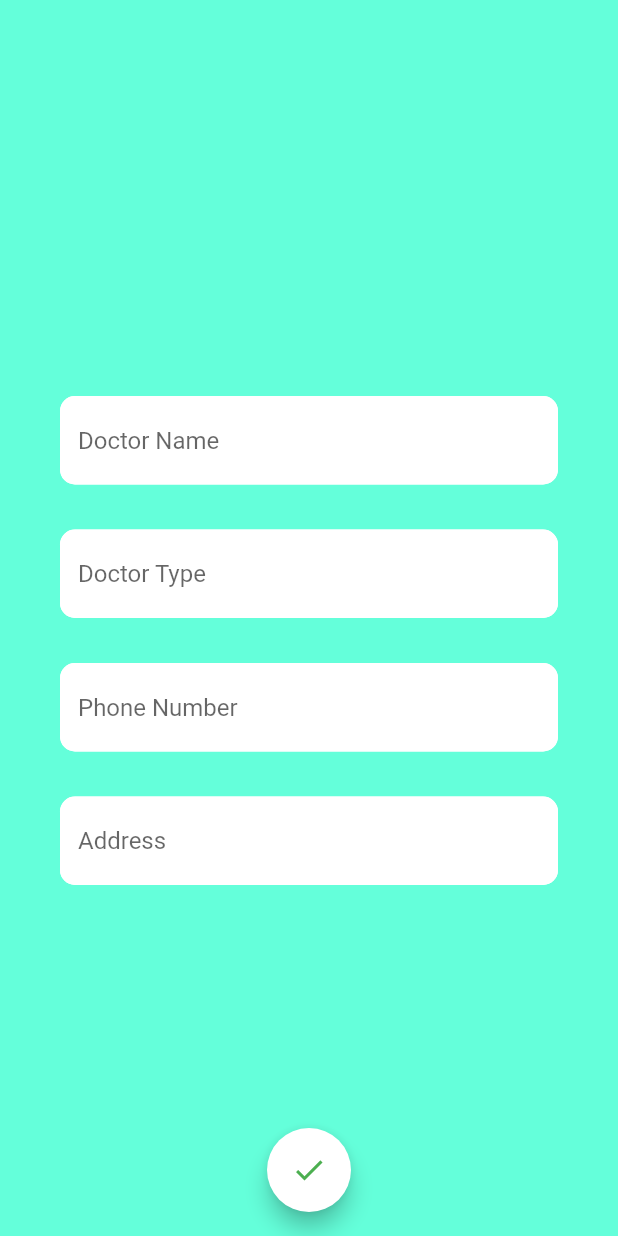
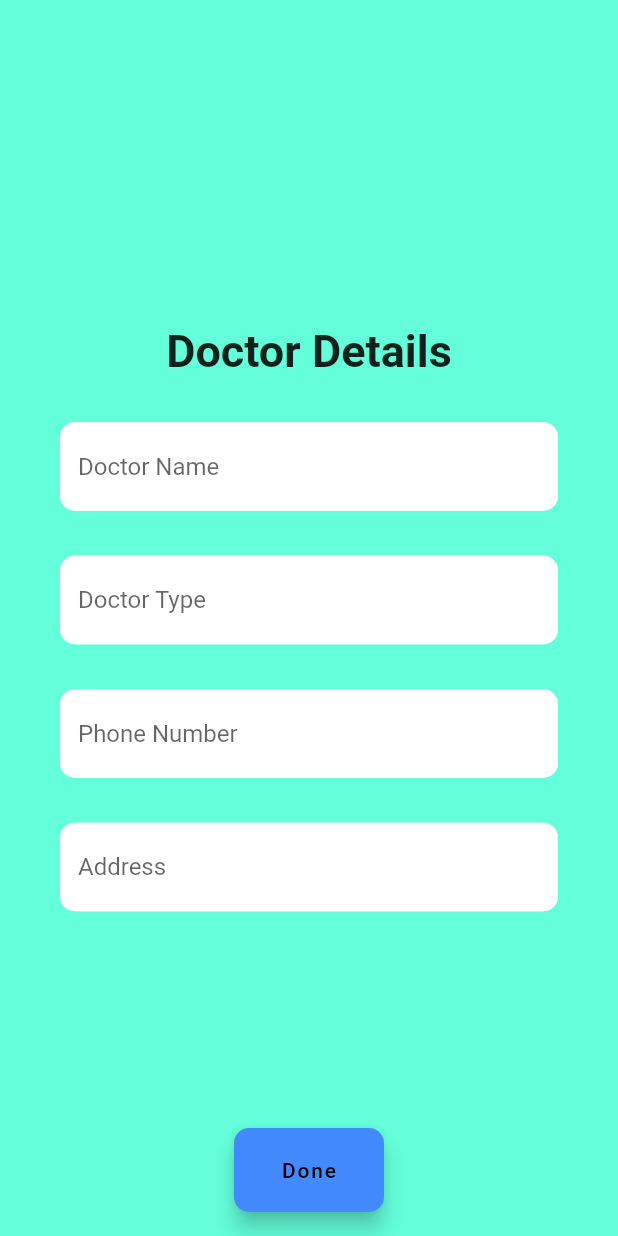
Before and after one commit to milanjain2208/sihApp, a Flutter app: the screen it shows once a user with an empty profile is signed in, on a phone screen of 412 x 824 dp. Run offline on Flutter 3.47's test engine with Material 2 defaults, Android fonts, the phone set to English and light mode, and no system bars; our stand-ins replace firebase_auth, pdf; missing offline and left inert: flutter_email_sender, flutter_full_pdf_viewer, speech_recognition; accounts and stored records are empty.

Commit message:
Add files via upload

```diff
--- a/lib/Screens/Home/Home.dart
+++ b/lib/Screens/Home/Home.dart
@@ -1,7 +1,10 @@
 import 'package:flutter/material.dart';
+import 'package:sih_app/Screens/Home/patient.dart';
 import 'package:sih_app/Screens/Prescription_Template.dart';
+import 'package:sih_app/Screens/add_new_med.dart';
 import 'package:sih_app/Services/auth.dart';
 import 'package:sih_app/Services/pdf_viewer.dart';
+import 'package:speech_recognition/speech_recognition.dart';
 
 import 'lists.dart';
 class Home extends StatefulWidget {
@@ -16,12 +19,52 @@ class _HomeState extends State<Home> {
   void changePage(int p,String tp){
     setState(() {
       page=p;
+      if(tp!="null")
+        {
           path=tp;
+        }
     });
   }
+  SpeechRecognition _speech;
+
+  bool _speechRecognitionAvailable = false;
+  bool _isListening = false;
+
+  String transcription = '';
   @override
+  initState() {
+    super.initState();
+    activateSpeechRecognizer();
+  }
+  void activateSpeechRecognizer() {
+    _speech = new SpeechRecognition();
+    _speech.setAvailabilityHandler(onSpeechAvailability);
+    _speech.setRecognitionStartedHandler(onRecognitionStarted);
+    _speech.setRecognitionResultHandler(onRecognitionResult);
+    _speech.setRecognitionCompleteHandler(onRecognitionComplete);
+    _speech
+        .activate()
+        .then((res) => setState(() {
+          _speechRecognitionAvailable = res;
+          start();
+        }));
+  }
   Widget build(BuildContext context) {
-    return page==1?PrescriptionFormat(changePage: changePage):Scaffold(
+    start();
+    if(transcription=="preview")
+      {
+        page=2;
+      }
+    if(transcription=="patient")
+    {
+        page=3;
+    }
+    if(transcription=="add")
+      {
+        page=4;
+      }
+
+    return page==1?PrescriptionFormat(transcription: transcription ,changePage: changePage):page==2?PdfViewer(path: path,transcription: transcription,changePage: changePage,):page==3?Patient(transcription: transcription ,changePage: changePage):page==4?AddNewMed(transcription: transcription ,changePage: changePage):Scaffold(
       appBar: AppBar(
         title: Text("Home"),
         backgroundColor: Colors.tealAccent,
@@ -40,7 +83,10 @@ class _HomeState extends State<Home> {
         ],
       ),
       body: Lists(),
-      floatingActionButton: Container(
+      floatingActionButton: Stack(
+        children: <Widget>[Align(
+          alignment: Alignment.bottomCenter,
+          child: Container(
             width: 100,
             child: FloatingActionButton(
               child: Text("Preview",
@@ -53,13 +99,47 @@ class _HomeState extends State<Home> {
               ),
               materialTapTargetSize: MaterialTapTargetSize.padded,
               onPressed: (){
-            Navigator.push(context,MaterialPageRoute(builder: (context){
-              return PdfViewer(path: path);
-            }));
+                     setState(() {
+                       page=2;
+                     });
               },
             ),
           ),
-      floatingActionButtonLocation: FloatingActionButtonLocation.centerFloat,
+        ),
+          Align(
+            alignment: Alignment.bottomRight,
+            child: FloatingActionButton(
+              backgroundColor: Colors.blueAccent,
+              child: Icon(Icons.mic),
+              onPressed: (){
+                setState(() {
+                  start();
+                });
+              },
+            ),
+          )
+      ]
+      ),
     );
   }
+  void start() => _speech
+      .listen(locale: 'en_IN');
+
+  void cancel() =>
+      _speech.cancel().then((result) => setState(() => _isListening = result));
+
+  void stop() => _speech.stop().then((result) {
+    setState(() => _isListening = result);
+  });
+
+  void onSpeechAvailability(bool result) =>
+      setState(() => _speechRecognitionAvailable = result);
+  void onRecognitionStarted() => setState(() => _isListening = true);
+
+  void onRecognitionResult(String text) => setState(() {
+    transcription = text;
   }
+  );
+
+  void onRecognitionComplete() => setState(() => _isListening = false);
+}
--- a/lib/Screens/Prescription_Template.dart
+++ b/lib/Screens/Prescription_Template.dart
@@ -2,15 +2,65 @@ import 'package:flutter/cupertino.dart';
 import 'package:flutter/material.dart';
 import 'package:sih_app/Services/pdf_creator.dart';
 import 'package:sih_app/Shared/constants.dart';
-class PrescriptionFormat extends StatelessWidget {
+class PrescriptionFormat extends StatefulWidget {
   final Function changePage;
-  final text1=TextEditingController();
-  final text2=TextEditingController();
-  final text3=TextEditingController();
-  final text4=TextEditingController();
-  PrescriptionFormat({this.changePage});
+  final String transcription;
+
+  PrescriptionFormat({this.transcription,this.changePage});
+
+  @override
+  _PrescriptionFormatState createState() => _PrescriptionFormatState();
+}
+
+class _PrescriptionFormatState extends State<PrescriptionFormat> {
+  var text1=TextEditingController();
+
+  var text2=TextEditingController();
+
+  var  text3=TextEditingController();
+
+  var text4=TextEditingController();
+
   @override
   Widget build(BuildContext context) {
+    if(widget.transcription.length>8) {
+      if (widget.transcription.substring(0, 7) == "address") {
+        setState(() {
+          text4 =
+              TextEditingController(text: widget.transcription.substring(8));
+        });
+      }
+    }
+    if(widget.transcription.length>15) {
+      if (widget.transcription.substring(0, 11) == "doctor name") {
+        setState(() {
+          text1 =
+              TextEditingController(text: widget.transcription.substring(12));
+        });
+      }
+      else if (widget.transcription.substring(0, 11) == "doctor type") {
+        setState(() {
+          text2 =
+              TextEditingController(text: widget.transcription.substring(12));
+        });
+      }
+      else if (widget.transcription.substring(0, 12) == "phone number") {
+        setState(() {
+          text3 =
+              TextEditingController(text: widget.transcription.substring(13));
+        });
+      }
+    }
+    if(widget.transcription=="done")
+    {
+      String name=text1.text;
+      String type=text2.text;
+      String phoneNo=text3.text;
+      String address=text4.text;
+      pdfGenerator(name, type, phoneNo, address).then((path){
+        widget.changePage(0,path);
+      });
+    }
     return Scaffold(
       body: Container(
         color: Colors.tealAccent,
@@ -19,6 +69,13 @@ class PrescriptionFormat extends StatelessWidget {
         child: Column(
           mainAxisAlignment: MainAxisAlignment.center,
               children: <Widget>[
+                Container(
+                  child: Text("Doctor Details",
+                  style: TextStyle(
+                    fontSize: 30,
+                    fontWeight: FontWeight.bold,
+                  ),),
+                ),
                 SizedBox(
                   height: 30,
                 ),
@@ -50,19 +107,28 @@ class PrescriptionFormat extends StatelessWidget {
               ],
             ),
       ),
-      floatingActionButton: FloatingActionButton(
-        child: Icon(Icons.done),
-        backgroundColor: Colors.white,
-        foregroundColor: Colors.green,
+            floatingActionButton: Container(
+            width: 100,
+    child: FloatingActionButton(
+    child: Text("Done",
+    style: TextStyle(
+    color: Colors.black,
+    ),),
+    backgroundColor: Colors.blueAccent,
+    shape: RoundedRectangleBorder(
+    borderRadius: BorderRadius.circular((10.0)),
+    ),
+    materialTapTargetSize: MaterialTapTargetSize.padded,
         onPressed: () async {
           String name=text1.text;
           String type=text2.text;
           String phoneNo=text3.text;
           String address=text4.text;
           String path=await pdfGenerator(name, type, phoneNo, address);
-          changePage(0,path);
+          widget.changePage(0,path);
         },
       ),
+            ),
       floatingActionButtonLocation: FloatingActionButtonLocation.centerFloat,
     );
   }
--- /dev/null
+++ b/lib/Services/listService.dart
@@ -0,0 +1,3 @@
+import 'package:sih_app/Models/medicine.dart';
+
+List<Medicine> medicines=new List();
```
Also changed, not shown: lib/Screens/Home/lists.dart (+1 -7 lines), lib/Screens/Home/patient.dart (added, +132 -0 lines), lib/Screens/add_new_med.dart (added, +140 -0 lines), lib/Services/pdf_creator.dart (+4 -4 lines), lib/Services/pdf_viewer.dart (+34 -6 lines), lib/Shared/pdf_Constants.dart (added, +9 -0 lines). Lines whose indentation alone changed are shown as unchanged.
